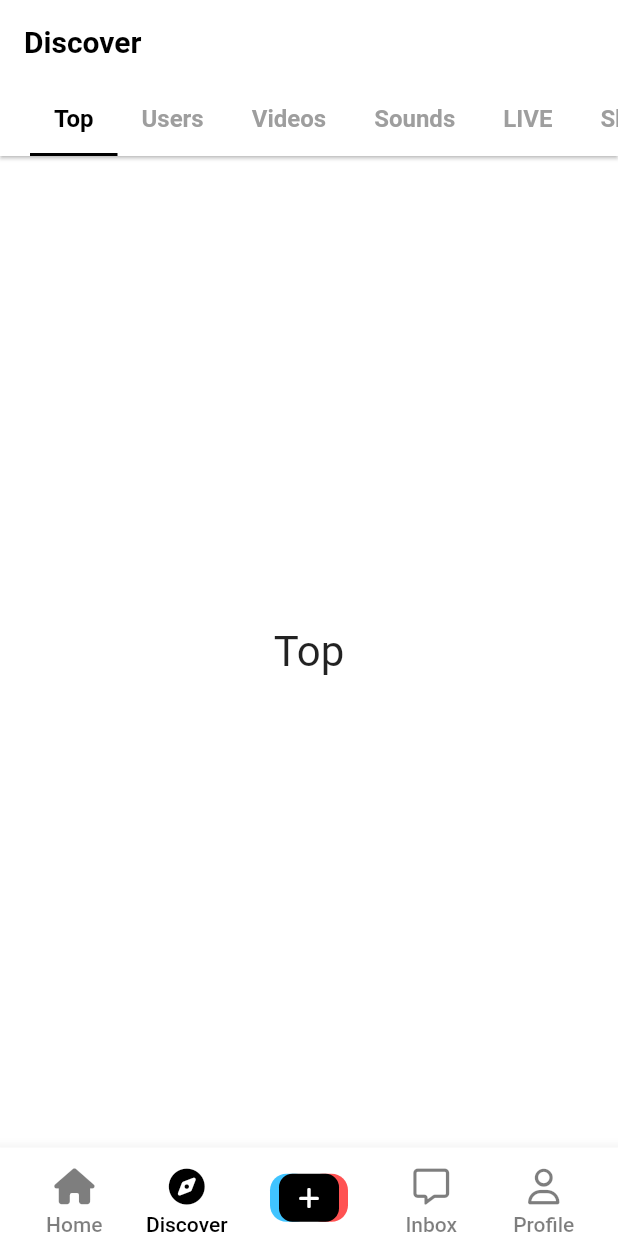
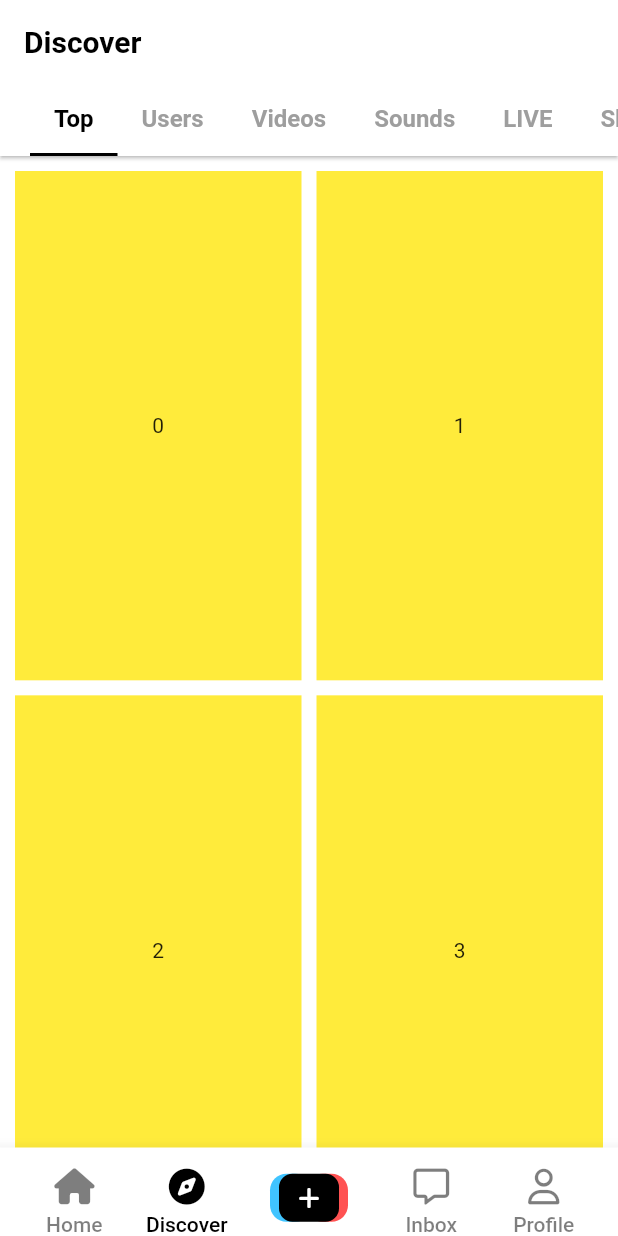
Before and after one commit to DaehunGwak/flutter-playground, a Flutter app: the screen it shows after launch, on a phone screen of 412 x 824 dp. Run offline on Flutter 3.47's test engine with Material 3 defaults, Android fonts, the phone set to English and light mode, and no system bars; our stand-ins replace faker, font_awesome_flutter, shared_preferences.

Commit message:
tiktok #9 discover: GridView 추가

```diff
--- a/tiktok_clone/lib/features/main/discover/discover_screen.dart
+++ b/tiktok_clone/lib/features/main/discover/discover_screen.dart
@@ -38,15 +38,36 @@ class DiscoverScreen extends StatelessWidget {
             indicatorColor: Colors.black,
             tabs: [
               for (var tab in tabs)
-                Tab(text: tab,)
+                Tab(
+                  text: tab,
+                )
             ],
           ),
         ),
         body: TabBarView(
           children: [
-            for (var tab in tabs)
+            GridView.builder(
+              padding: const EdgeInsets.all(Sizes.size10),
+              itemCount: 20,
+              gridDelegate: const SliverGridDelegateWithFixedCrossAxisCount(
+                crossAxisCount: 2,
+                crossAxisSpacing: Sizes.size10,
+                mainAxisSpacing: Sizes.size10,
+                childAspectRatio: 9/16,
+              ),
+              itemBuilder: (context, index) => Container(
+                color: Colors.yellow,
+                child: Center(
+                  child: Text("$index"),
+                ),
+              ),
+            ),
+            for (var tab in tabs.skip(1))
               Center(
-                child: Text(tab, style: TextStyle(fontSize: Sizes.size28),),
+                child: Text(
+                  tab,
+                  style: const TextStyle(fontSize: Sizes.size28),
+                ),
               )
           ],
         ),
```
